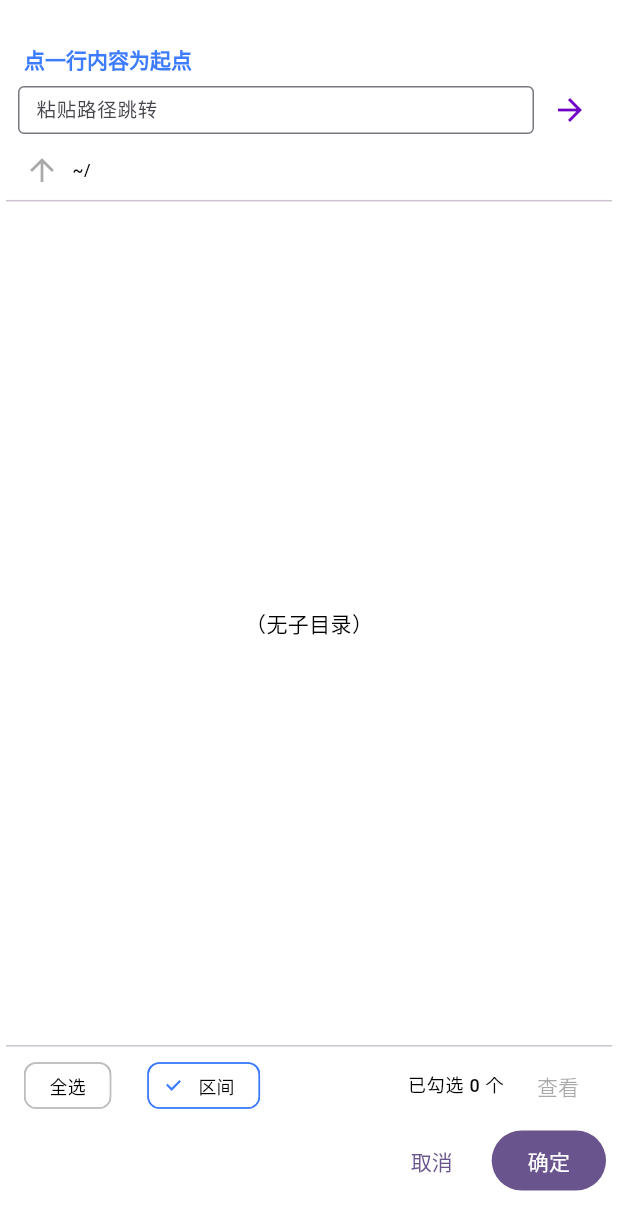
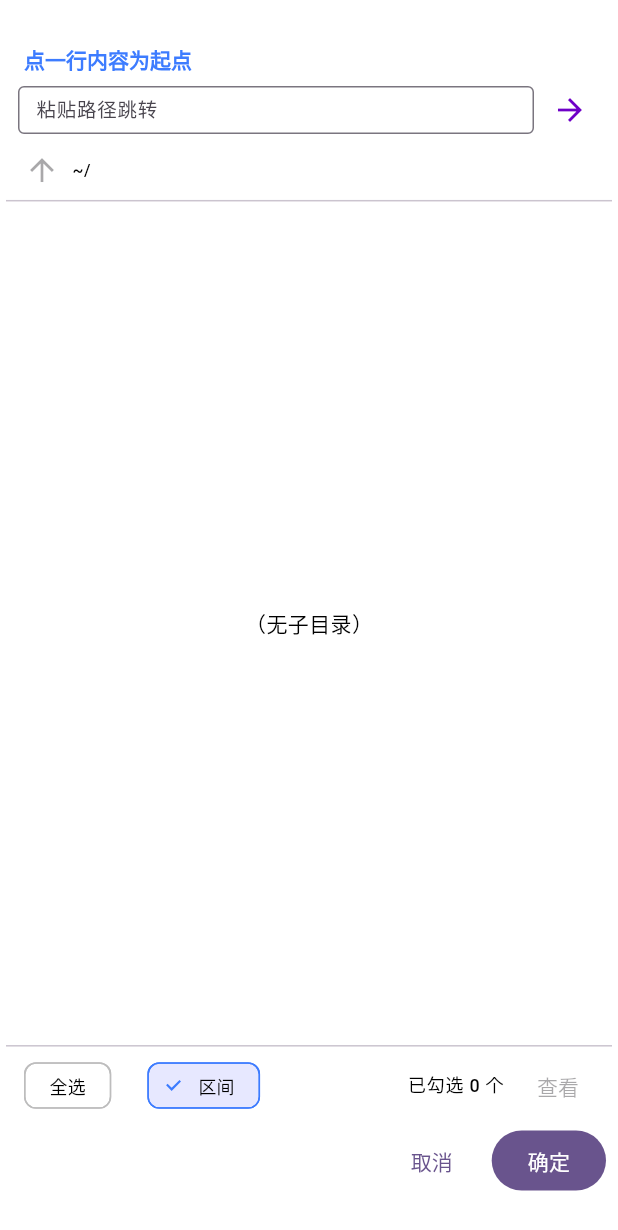
Before and after one commit to smc79h5bff-coder/flu, a Flutter app: the _SearchFolderPickerDialog widget shown alone on an empty page, opened directly with empty values, after a tap on "区间", on a phone screen of 412 x 824 dp. Shown: the top 1230 px of the screen. Run offline on Flutter 3.47's test engine with Material 3 defaults, Android fonts, the phone set to English and light mode, and no system bars; our stand-ins replace file_picker, flutter_colorpicker, flutter_riverpod, permission_handler, scrollable_positioned_list, share_plus and 1 more; missing offline and left inert: charset, diff_match_patch, enough_convert, flutter_js, gbk_codec; accounts and stored records are empty.

Commit message:
Update file_browser_screen.dart

```diff
--- a/lib/features/file_browser/presentation/file_browser_screen.dart
+++ b/lib/features/file_browser/presentation/file_browser_screen.dart
@@ -4122,7 +4122,8 @@ class _SearchFolderPickerDialogState extends State<_SearchFolderPickerDialog> {
                     selected: _rangeMode,
                     onSelected: (_) => _toggleRangeMode(),
                     backgroundColor: Colors.white,
-                    selectedColor: Colors.white,
+
+                      selectedColor: _rangeBlue.withOpacity(0.12),
                     surfaceTintColor: Colors.transparent,
                     shadowColor: Colors.transparent,
                     elevation: 0,
```
